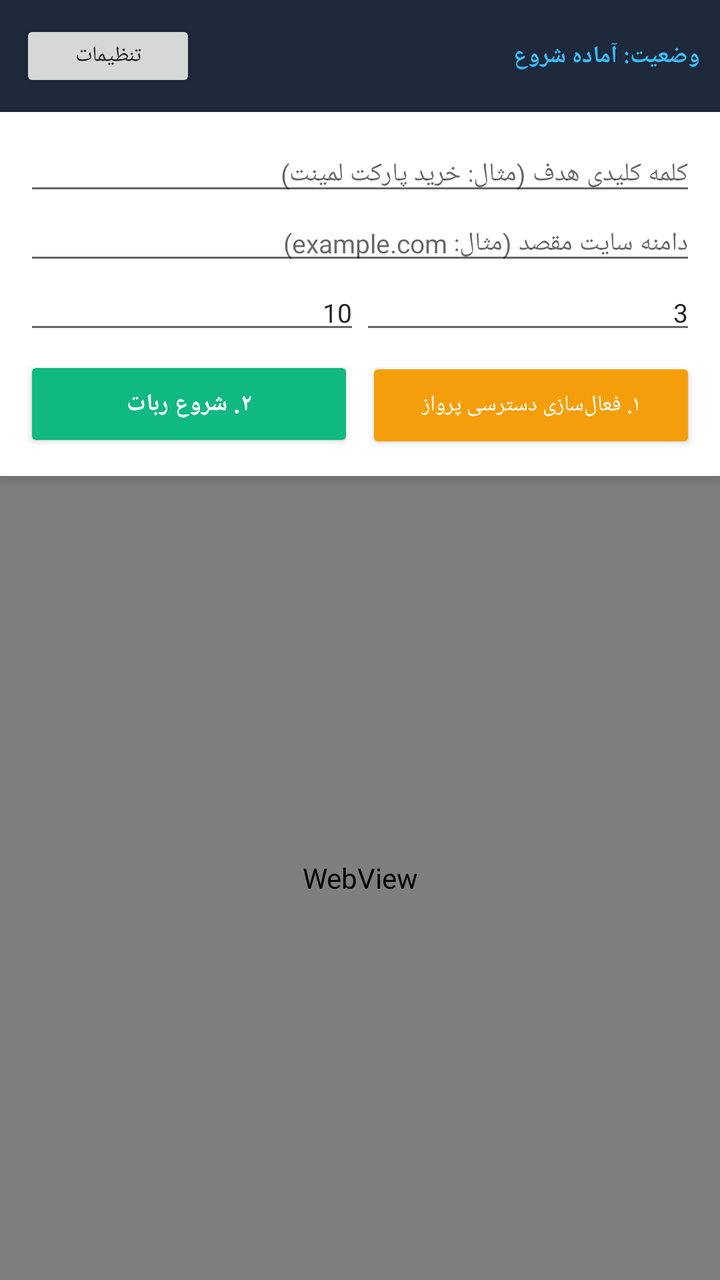
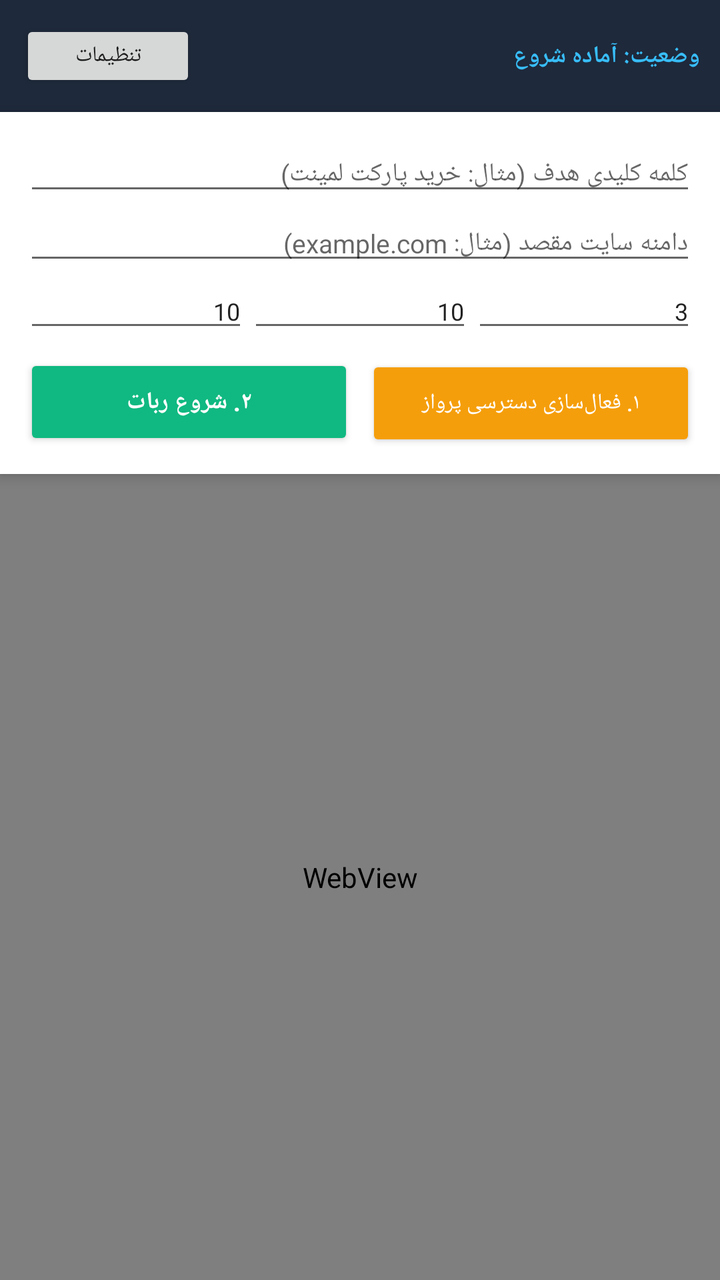

Compare the two renders of this Android layout. The source of the first and the diff that turns it into the second are given below.
<!-- AndroidManifest.xml: application theme Theme.AppCompat.Light.NoActionBar -->
<!-- res/layout/activity_main.xml -->
<?xml version="1.0" encoding="utf-8"?>
<LinearLayout xmlns:android="http://schemas.android.com/apk/res/android"
    android:layout_width="match_parent"
    android:layout_height="match_parent"
    android:orientation="vertical"
    android:layoutDirection="rtl"
    android:background="#F4F6F8">

    
    <LinearLayout
        android:layout_width="match_parent"
        android:layout_height="wrap_content"
        android:background="#1E293B"
        android:padding="10dp"
        android:orientation="horizontal"
        android:gravity="center_vertical">

        <TextView
            android:id="@+id/tvStatus"
            android:layout_width="0dp"
            android:layout_height="wrap_content"
            android:layout_weight="1"
            android:text="وضعیت: آماده شروع"
            android:textColor="#38BDF8"
            android:textSize="12sp"
            android:textStyle="bold" />

        <Button
            android:id="@+id/btnToggleSettings"
            android:layout_width="wrap_content"
            android:layout_height="36dp"
            android:text="تنظیمات"
            android:textSize="11sp" />
    </LinearLayout>

    
    <LinearLayout
        android:id="@+id/settingsPanel"
        android:layout_width="match_parent"
        android:layout_height="wrap_content"
        android:orientation="vertical"
        android:padding="12dp"
        android:background="#FFFFFF"
        android:elevation="4dp">

        <EditText
            android:id="@+id/etKeyword"
            android:layout_width="match_parent"
            android:layout_height="wrap_content"
            android:hint="کلمه کلیدی هدف (مثال: خرید پارکت لمینت)"
            android:inputType="text"
            android:textSize="13sp" />

        <EditText
            android:id="@+id/etTargetDomain"
            android:layout_width="match_parent"
            android:layout_height="wrap_content"
            android:hint="دامنه سایت مقصد (مثال: example.com)"
            android:inputType="textUri"
            android:textSize="13sp" />

        <LinearLayout
            android:layout_width="match_parent"
            android:layout_height="wrap_content"
            android:orientation="horizontal">

            <EditText
                android:id="@+id/etChainCount"
                android:layout_width="0dp"
                android:layout_height="wrap_content"
                android:layout_weight="1"
                android:hint="تعداد لینک زنجیره‌ای (مثلا 3)"
                android:inputType="number"
                android:text="3"
                android:textSize="13sp" />

            <EditText
                android:id="@+id/etLoopCount"
                android:layout_width="0dp"
                android:layout_height="wrap_content"
                android:layout_weight="1"
                android:hint="تعداد کل تکرار (مثلا 10)"
                android:inputType="number"
                android:text="10"
                android:textSize="13sp" />
        </LinearLayout>

        <LinearLayout
            android:layout_width="match_parent"
            android:layout_height="wrap_content"
            android:orientation="horizontal"
            android:layout_marginTop="6dp">

            <Button
                android:id="@+id/btnAccessibility"
                android:layout_width="0dp"
                android:layout_height="wrap_content"
                android:layout_weight="1"
                android:text="۱. فعال‌سازی دسترسی پرواز"
                android:backgroundTint="#F59E0B"
                android:textColor="#FFFFFF"
                android:textSize="11sp" />

            <Button
                android:id="@+id/btnStartStop"
                android:layout_width="0dp"
                android:layout_height="wrap_content"
                android:layout_weight="1"
                android:layout_marginStart="6dp"
                android:text="۲. شروع ربات"
                android:backgroundTint="#10B981"
                android:textColor="#FFFFFF"
                android:textSize="12sp"
                android:textStyle="bold" />
        </LinearLayout>
    </LinearLayout>

    
    <WebView
        android:id="@+id/webView"
        android:layout_width="match_parent"
        android:layout_height="0dp"
        android:layout_weight="1" />

</LinearLayout>
<!-- resources referenced by this layout -->
<resources>

</resources>

<!-- the commit's change to res/layout/activity_main.xml (unified diff, before → after) -->
@@ -69,20 +69,30 @@
                 android:layout_width="0dp"
                 android:layout_height="wrap_content"
                 android:layout_weight="1"
-                android:hint="تعداد لینک زنجیره‌ای (مثلا 3)"
+                android:hint="تعداد لینک زنجیره‌ای"
                 android:inputType="number"
                 android:text="3"
-                android:textSize="13sp" />
+                android:textSize="12sp" />
+
+            <EditText
+                android:id="@+id/etDwellTime"
+                android:layout_width="0dp"
+                android:layout_height="wrap_content"
+                android:layout_weight="1"
+                android:hint="توقف در صفحه (ثانیه)"
+                android:inputType="number"
+                android:text="10"
+                android:textSize="12sp" />
 
             <EditText
                 android:id="@+id/etLoopCount"
                 android:layout_width="0dp"
                 android:layout_height="wrap_content"
                 android:layout_weight="1"
-                android:hint="تعداد کل تکرار (مثلا 10)"
+                android:hint="تعداد کل تکرار"
                 android:inputType="number"
                 android:text="10"
-                android:textSize="13sp" />
+                android:textSize="12sp" />
         </LinearLayout>
 
         <LinearLayout
